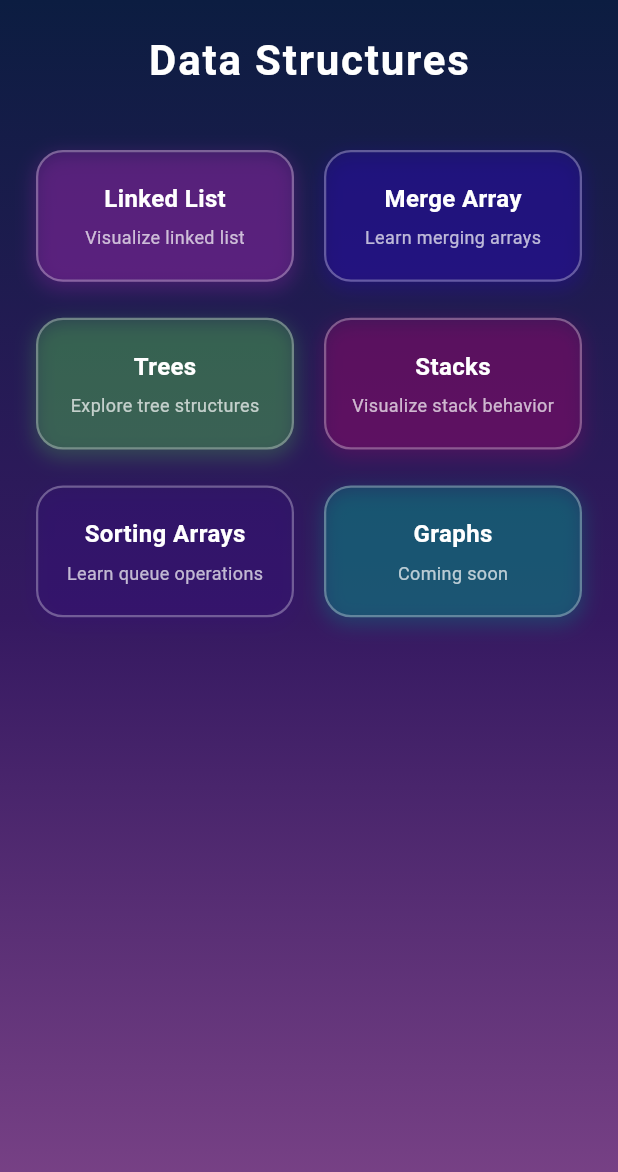
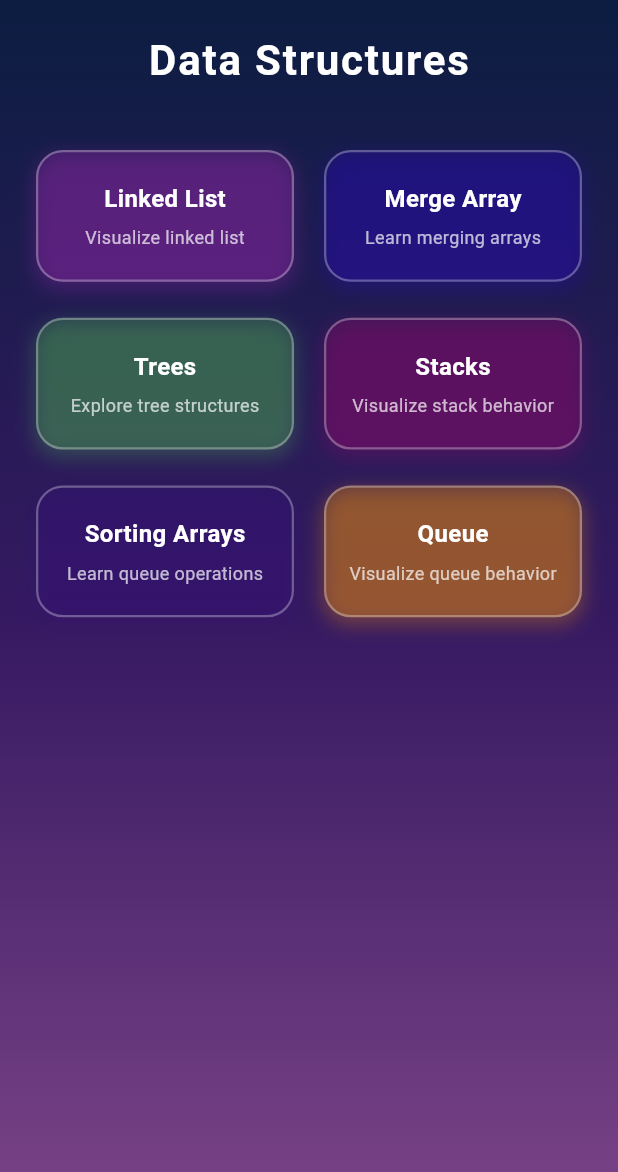
Before and after one commit to AasiyaNaaz/lyrica, a Flutter app: the HomePage1 screen opened directly, on a phone screen of 412 x 824 dp. Shown: the top 1172 px of the screen. Run offline on Flutter 3.47's test engine with Material 3 defaults, Android fonts, the light colour scheme and no system bars; our stand-ins replace audioplayers, just_audio, shared_preferences; accounts and stored records are empty.

Commit message:
Queue page Features added

```diff
--- a/lib/screens/data_structures_pages/data_Structure_mainPage.dart
+++ b/lib/screens/data_structures_pages/data_Structure_mainPage.dart
@@ -1,4 +1,5 @@
 import 'package:flutter/material.dart';
+import 'package:lyrica/screens/Queque_page.dart';
 import 'package:lyrica/screens/data_structures_pages/Trees.dart';
 import 'package:lyrica/screens/data_structures_pages/linkedLIst.dart';
 import 'package:lyrica/screens/data_structures_pages/merging_arrays_page.dart';
@@ -37,11 +38,15 @@ class HomePage1 extends StatelessWidget {
       "color": const Color.fromARGB(255, 52, 16, 119),
       "page": SortingPage(),
     },
+
+    /*title: 'Data Structures Visualizer',
+      theme: ThemeData.dark().copyWith(
+        scaffoldBackgroundColor: Colors.transparent, */
     {
-      "title": "Graphs",
-      "subtitle": "Coming soon",
-      "color": Colors.teal,
-      "page": null,
+      "title": "Queue",
+  "subtitle": "Visualize queue behavior",
+  "color": Colors.orange,
+  "page": QueueIntroPage(),
     },
   ];
 
```
